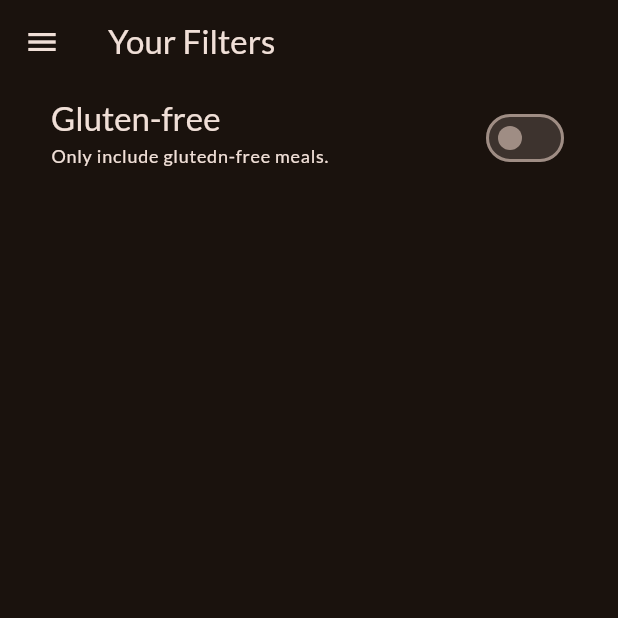
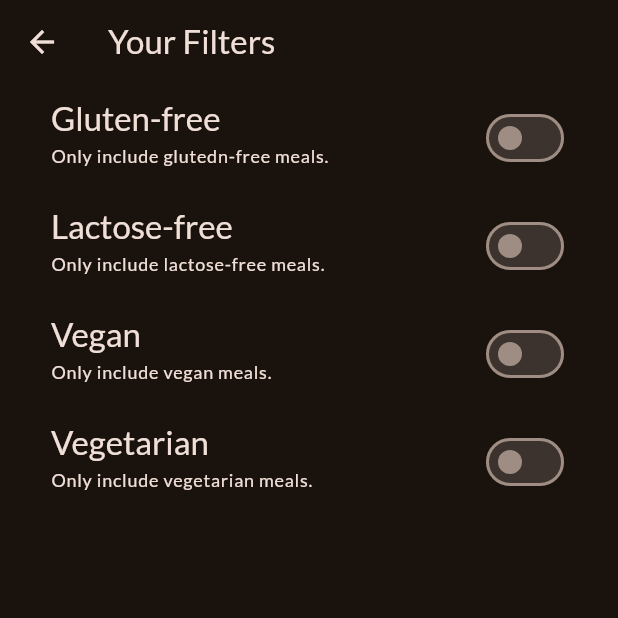
Before and after one commit to nanthi13/mobile-app-assignment2, a Flutter app: the FiltersScreen screen opened directly, on a phone screen of 412 x 824 dp, the top half of it. Run offline on Flutter 3.47's test engine with Material 2 defaults, Android fonts, the phone set to English and light mode, and no system bars; our stand-ins replace google_fonts, transparent_image.

Commit message:
added more filters in the filter tab

```diff
--- a/meals_app/lib/screens/filters.dart
+++ b/meals_app/lib/screens/filters.dart
@@ -1,6 +1,6 @@
 import 'package:flutter/material.dart';
-import 'package:meals_app/screens/tabs.dart';
-import 'package:meals_app/widgets/main_drawer.dart';
+// import 'package:meals_app/screens/tabs.dart';
+// import 'package:meals_app/widgets/main_drawer.dart';
 
 class FiltersScreen extends StatefulWidget {
   const FiltersScreen({super.key});
@@ -13,24 +13,28 @@ class FiltersScreen extends StatefulWidget {
 
 class _FiltersScreenState extends State<FiltersScreen> {
   var _glutenFreeFilterSet = false;
+  var _lactoseFreeFilterSet = false;
+  var _vegetarianFilterSet = false;
+  var _veganFilterSet = false;
+
   @override
   Widget build(BuildContext context) {
     return Scaffold(
         appBar: AppBar(
           title: const Text('Your Filters'),
         ),
-        drawer: MainDrawer(
-          onSelectScreen: (identifier) {
-            Navigator.of(context).pop();
-            if (identifier == 'meals') {
-              Navigator.of(context).push(
-                MaterialPageRoute(
-                  builder: (ctx) => const TabsScreen(),
-                ),
-              );
-            }
-          },
-        ),
+        // drawer: MainDrawer(
+        //   onSelectScreen: (identifier) {
+        //     Navigator.of(context).pop();
+        //     if (identifier == 'meals') {
+        //       Navigator.of(context).pushReplacement(
+        //         MaterialPageRoute(
+        //           builder: (ctx) => const TabsScreen(),
+        //         ),
+        //       );
+        //     }
+        //   },
+        // ),
         body: Column(
           children: [
             SwitchListTile(
@@ -54,6 +58,69 @@ class _FiltersScreenState extends State<FiltersScreen> {
               activeColor: Theme.of(context).colorScheme.tertiary,
               contentPadding: const EdgeInsets.only(left: 34, right: 32),
             ),
+            SwitchListTile(
+              value: _lactoseFreeFilterSet,
+              onChanged: (isChecked) {
+                setState(() {
+                  _lactoseFreeFilterSet = isChecked;
+                });
+              },
+              title: Text(
+                'Lactose-free',
+                style: Theme.of(context).textTheme.titleLarge!.copyWith(
+                      color: Theme.of(context).colorScheme.onBackground,
+                    ),
+              ),
+              subtitle: Text(
+                'Only include lactose-free meals.',
+                style: Theme.of(context).textTheme.labelMedium!.copyWith(
+                    color: Theme.of(context).colorScheme.onBackground),
+              ),
+              activeColor: Theme.of(context).colorScheme.tertiary,
+              contentPadding: const EdgeInsets.only(left: 34, right: 32),
+            ),
+            SwitchListTile(
+              value: _veganFilterSet,
+              onChanged: (isChecked) {
+                setState(() {
+                  _veganFilterSet = isChecked;
+                });
+              },
+              title: Text(
+                'Vegan',
+                style: Theme.of(context).textTheme.titleLarge!.copyWith(
+                      color: Theme.of(context).colorScheme.onBackground,
+                    ),
+              ),
+              subtitle: Text(
+                'Only include vegan meals.',
+                style: Theme.of(context).textTheme.labelMedium!.copyWith(
+                    color: Theme.of(context).colorScheme.onBackground),
+              ),
+              activeColor: Theme.of(context).colorScheme.tertiary,
+              contentPadding: const EdgeInsets.only(left: 34, right: 32),
+            ),
+            SwitchListTile(
+              value: _vegetarianFilterSet,
+              onChanged: (isChecked) {
+                setState(() {
+                  _vegetarianFilterSet = isChecked;
+                });
+              },
+              title: Text(
+                'Vegetarian',
+                style: Theme.of(context).textTheme.titleLarge!.copyWith(
+                      color: Theme.of(context).colorScheme.onBackground,
+                    ),
+              ),
+              subtitle: Text(
+                'Only include vegetarian meals.',
+                style: Theme.of(context).textTheme.labelMedium!.copyWith(
+                    color: Theme.of(context).colorScheme.onBackground),
+              ),
+              activeColor: Theme.of(context).colorScheme.tertiary,
+              contentPadding: const EdgeInsets.only(left: 34, right: 32),
+            ),
           ],
         ));
   }
--- a/meals_app/lib/screens/tabs.dart
+++ b/meals_app/lib/screens/tabs.dart
@@ -53,7 +53,7 @@ class _TabsScreenState extends State<TabsScreen> {
   void _setScreen(String identifier) {
     Navigator.of(context).pop();
     if (identifier == 'filters') {
-      Navigator.of(context).pushReplacement(
+      Navigator.of(context).push(
         MaterialPageRoute(
           builder: (ctx) => const FiltersScreen(),
         ),
```
